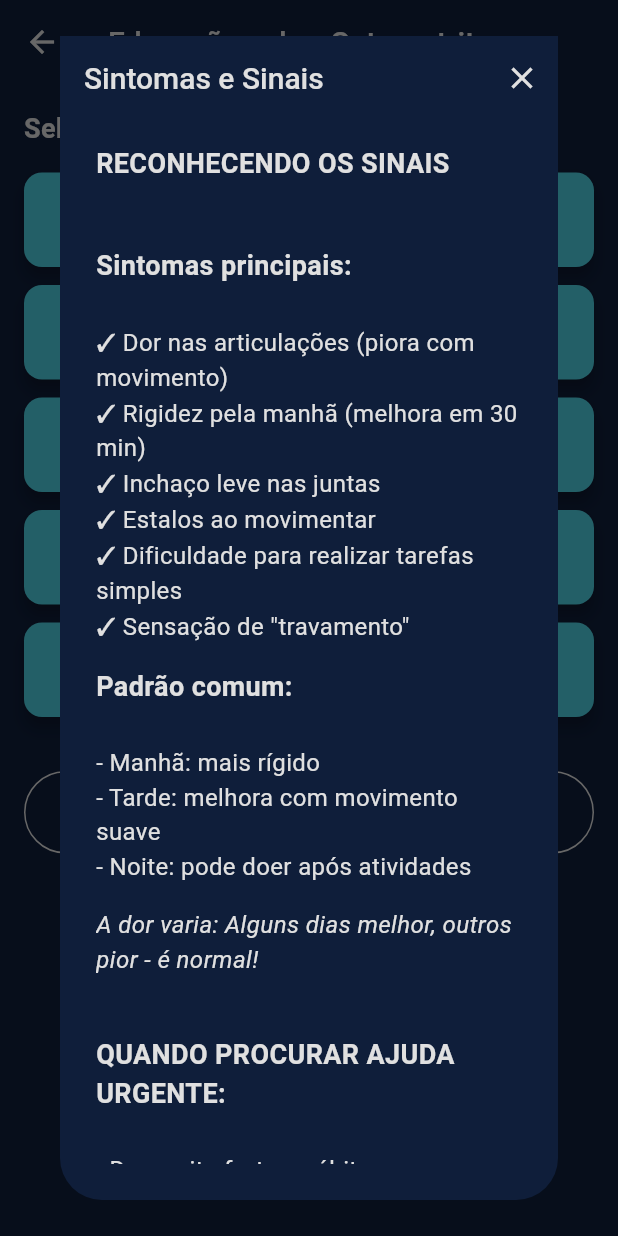
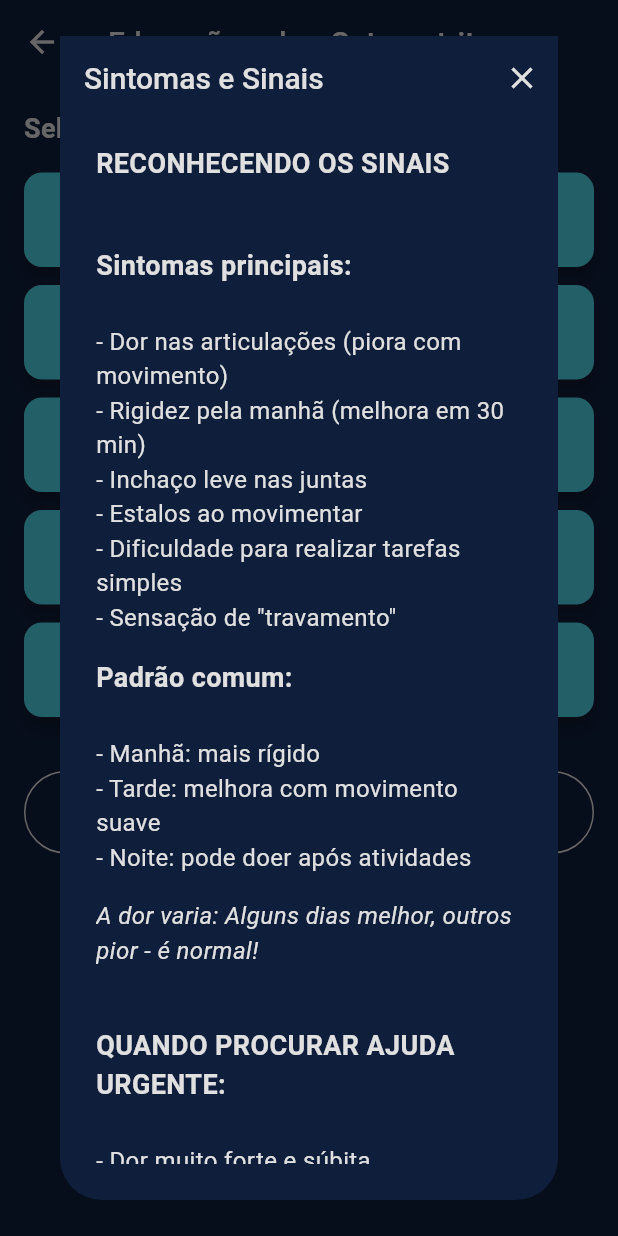
Before and after one commit to csiznandes/pdm_osteoartrite, a Flutter app: the EducationScreen screen opened by its route, after a tap on "Sintomas e Sinais", on a phone screen of 412 x 824 dp. Run offline on Flutter 3.47's test engine with Material 3 defaults, Android fonts, the light colour scheme and no system bars; our stand-ins replace fl_chart, flutter_tts, youtube_player_iframe.

Commit message:
refactor: Atualizações importantes feitas, principalmente na leitura por voz.

```diff
--- a/lib/main.dart
+++ b/lib/main.dart
@@ -35,7 +35,7 @@ class CuidaDorApp extends StatelessWidget {
         final Color normalCard = Color(0xFF1B2E50);
 
         final Color highContrastBackground = Color(0xFF121212);
-        final Color highContrastText = Color(0xFFFFD93D);
+        final Color highContrastText = Color.fromARGB(255, 255, 255, 255);
         final Color highContrastAccent = Color(0xFF00C2FF);
 
         final Color primaryTextColor = contrast ? highContrastText : normalText;
--- a/lib/screens/education_screen.dart
+++ b/lib/screens/education_screen.dart
@@ -28,12 +28,12 @@ O que acontece? A osteoartrite (ou artrose) é o desgaste natural da cartilagem
 **RECONHECENDO OS SINAIS**
 
 **Sintomas principais:**
-✓ Dor nas articulações (piora com movimento)
-✓ Rigidez pela manhã (melhora em 30 min)
-✓ Inchaço leve nas juntas
-✓ Estalos ao movimentar
-✓ Dificuldade para realizar tarefas simples
-✓ Sensação de "travamento"
+- Dor nas articulações (piora com movimento)
+- Rigidez pela manhã (melhora em 30 min)
+- Inchaço leve nas juntas
+- Estalos ao movimentar
+- Dificuldade para realizar tarefas simples
+- Sensação de "travamento"
 
 **Padrão comum:**
 - Manhã: mais rígido
@@ -59,11 +59,11 @@ O que acontece? A osteoartrite (ou artrose) é o desgaste natural da cartilagem
 - Postura inadequada
 
 **FATORES QUE VOCÊ PODE CONTROLAR:**
-Peso corporal
-Atividade física regular
-Postura no dia a dia
-Proteção das articulações
-Alimentação saudável
+- Peso corporal
+- Atividade física regular
+- Posição no dia a dia
+- Proteção das articulações
+- Alimentação saudável
 ''',
     'Tratamento e Autocuidados': '''
 **OPÇÕES DE TRATAMENTO**
@@ -73,9 +73,9 @@ A) **MEDICAMENTOS:**
 - Analgésicos
 - Anti-inflamatórios (com orientação médica)
 - Pomadas e géis
-- Suplementos.
+- Suplementos
 
-B) **PRÁTICAS INTEGRATIVAS (PICs):** ✨ *Este app foca nestas práticas!*
+B) **PRÁTICAS INTEGRATIVAS (PICs):**
 - Exercícios adaptados
 - Termoterapia
 - Acupuntura/Acupressão
@@ -105,21 +105,21 @@ E) **TRATAMENTOS AVANÇADOS:**
 **COMENDO PARA ALIVIAR**
 
 **Alimentos AMIGOS (anti-inflamatórios):**
-🐟 Peixes (salmão, sardinha) - ômega 3
-🫒 Azeite de oliva extra virgem
-🥬 Vegetais verde-escuros
-🍓 Frutas vermelhas
-🧄 Alho e cebola
-🫚 Gengibre e cúrcuma
-🌰 Castanhas e nozes
-🍊 Frutas cítricas (vitamina C)
+- Peixes (salmão, sardinha) - ômega 3
+- Azeite de oliva extra virgem
+- Vegetais verde-escuros
+- Frutas vermelhas
+- Alho e cebola
+- Gengibre e cúrcuma
+- Castanhas e nozes
+- Frutas cítricas (vitamina C)
 
 **Alimentos a EVITAR ou REDUZIR:**
-❌ Açúcar em excesso
-❌ Frituras
-❌ Carnes processadas
-❌ Bebidas alcoólicas em excesso
-❌ Sal em excesso
+- Açúcar em excesso
+- Frituras
+- Carnes processadas
+- Bebidas alcoólicas em excesso
+- Sal em excesso
 
 **HIDRATAÇÃO:** Beba 6-8 copos de água por dia. *A cartilagem precisa de água!*
 
@@ -137,104 +137,145 @@ E) **TRATAMENTOS AVANÇADOS:**
 **Na cozinha:**
 - Use utensílios com cabos grossos
 - Abridores automáticos
-- Banqueta.
+- Banqueta
 
 **No banheiro:**
 - Barras de apoio
 - Tapete antiderrapante
-- Banco para sentar no banho.
+- Banco para sentar no banho
 
 **Calçados:**
 - Prefira solado antiderrapante
 - Salto baixo (2-3 cm)
-- Amortecimento.
+- Amortecimento
 
 **Movimentação:**
 - Use bengala se necessário
 - Levante-se devagar
-- Evite ficar muito tempo na mesma posição.
+- Evite ficar muito tempo na mesma posição
 
 **Proteção articular:**
 - Carregue peso perto do corpo
-- Use as duas mãos para tarefas pesadas.
+- Use as duas mãos para tarefas pesadas
 
 **CUIDANDO DA MENTE**
 É normal sentir: Frustração, Medo, Tristeza, Ansiedade. **VOCÊ NÃO ESTÁ SOZINHO!**
 
 **Estratégias de enfrentamento:**
-- Foque no que VOCÊ PODE fazer
+- Foque no que você pode fazer
 - Celebre pequenas vitórias
 - Mantenha hobbies
-- Peça ajuda.
+- Peça ajuda
 
 **Busque ajuda se sentir:**
 - Tristeza constante
 - Perda de interesse
-- Isolamento social.
+- Isolamento social
 *Psicólogo pode ajudar muito!*
 
 **QUALIDADE DE VIDA**
 
 **Princípios:**
-- MOVIMENTO é remédio
-- EQUILÍBRIO
-- ATITUDE positiva
-- APOIO social
-- APRENDIZADO.
+- Movimento é remédio
+- Equilíbrio
+- Atitude positiva
+- Apoio social
+- Aprendizado
 
 Lembre-se: *"Osteoartrite é parte de você, mas NÃO define quem você é!"*
 ''',
   };
 
-  // Função auxiliar para criar a lista de TextSpan a partir do conteúdo em string
   List<TextSpan> _buildTextSpans(String content, BuildContext context) {
     final List<TextSpan> spans = [];
     final lines = content.split('\n');
 
-    final baseStyle = Theme.of(context).textTheme.bodyMedium?.copyWith(fontSize: 16);
-    final boldStyle = baseStyle?.copyWith(fontWeight: FontWeight.bold, fontSize: 18);
-    final italicStyle = baseStyle?.copyWith(fontStyle: FontStyle.italic);
+    final base = Theme.of(context).textTheme.bodyMedium?.copyWith(fontSize: 16);
+    final bold = base?.copyWith(fontWeight: FontWeight.bold, fontSize: 18);
+    final italic = base?.copyWith(fontStyle: FontStyle.italic);
 
     for (final line in lines) {
-      if (line.startsWith('**') && line.endsWith('**')) {
-        spans.add(TextSpan(text: '${line.substring(2, line.length - 2)}\n\n', style: boldStyle));
-      } else if (line.startsWith('*') && line.endsWith('*')) {
-        spans.add(TextSpan(text: '${line.substring(1, line.length - 1)}\n\n', style: italicStyle));
-      } else if (line.startsWith('-') || line.startsWith('✓') || line.startsWith('✅') || line.startsWith('❌') || line.startsWith('🐟') || line.startsWith('🫒') || line.startsWith('🥬') || line.startsWith('🍓') || line.startsWith('🧄') || line.startsWith('🫚') || line.startsWith('🌰') || line.startsWith('🍊')) {
-        final marker = line.substring(0, 1);
-        final text = line.substring(1).trim();
-        spans.add(TextSpan(text: '$marker $text\n', style: baseStyle));
-      } else if (line.trim().isEmpty) {
+      final trimmed = line.trim();
+
+      if (trimmed.isEmpty) {
         spans.add(const TextSpan(text: '\n'));
-      } else {
-        spans.add(TextSpan(text: '$line\n', style: baseStyle));
+        continue;
       }
+
+      if (trimmed.startsWith('**') && trimmed.endsWith('**')) {
+        spans.add(TextSpan(
+          text: trimmed.substring(2, trimmed.length - 2) + '\n\n',
+          style: bold,
+        ));
+        continue;
+      }
+
+      if (trimmed.startsWith('*') && trimmed.endsWith('*')) {
+        spans.add(TextSpan(
+          text: trimmed.substring(1, trimmed.length - 1) + '\n\n',
+          style: italic,
+        ));
+        continue;
+      }
+
+      final bool isListItem = trimmed.startsWith('-');
+
+      if (isListItem) {
+        final text = trimmed.substring(1).trim();
+        spans.add(TextSpan(text: '- $text\n', style: base));
+        continue;
+      }
+
+      spans.add(TextSpan(text: trimmed + '\n', style: base));
     }
+
     return spans;
   }
 
   void _showEducationDialog(BuildContext context, String title, String content) {
+    final access = Provider.of<AccessibilityService>(context, listen: false);
+    access.stopSpeaking();
+
     showContentDialog(
       context: context,
       title: title,
-      initialNarration: "Abrindo conteúdo: $title. ${content.replaceAll('\n', ' ').replaceAll('**', '').replaceAll('*', '')}",
+      initialNarration:
+          "Abrindo conteúdo: $title. ${content.replaceAll('\n', ' ').replaceAll('**','').replaceAll('*','')}",
       content: RichText(
-        text: TextSpan(
-          children: _buildTextSpans(content, context),
-        ),
+        text: TextSpan(children: _buildTextSpans(content, context)),
       ),
     );
   }
 
   Widget _buildEducationButton(BuildContext context, String title) {
     return Padding(
-      padding: const EdgeInsets.only(bottom: 12.0),
+      padding: const EdgeInsets.only(bottom: 12),
       child: ElevatedButton.icon(
-        icon: Icon(Icons.menu_book, color: Theme.of(context).elevatedButtonTheme.style?.foregroundColor?.resolve({})),
-        label: Text(title, style: TextStyle(color: Theme.of(context).elevatedButtonTheme.style?.foregroundColor?.resolve({}), fontSize: 16)),
-        onPressed: () => _showEducationDialog(context, title, _educationContent[title] ?? 'Conteúdo não encontrado.'),
+        icon: Icon(Icons.menu_book,
+            color: Theme.of(context)
+                .elevatedButtonTheme
+                .style
+                ?.foregroundColor
+                ?.resolve({})),
+        label: Text(
+          title,
+          style: TextStyle(
+            color: Theme.of(context)
+                .elevatedButtonTheme
+                .style
+                ?.foregroundColor
+                ?.resolve({}),
+            fontSize: 16,
+          ),
+        ),
+        onPressed: () =>
+            _showEducationDialog(context, title, _educationContent[title] ?? ''),
         style: ElevatedButton.styleFrom(
-          backgroundColor: Theme.of(context).elevatedButtonTheme.style?.backgroundColor?.resolve({}),
+          backgroundColor: Theme.of(context)
+              .elevatedButtonTheme
+              .style
+              ?.backgroundColor
+              ?.resolve({}),
           padding: const EdgeInsets.symmetric(vertical: 20, horizontal: 16),
         ),
       ),
@@ -244,16 +285,20 @@ Lembre-se: *"Osteoartrite é parte de você, mas NÃO define quem você é!"*
   @override
   Widget build(BuildContext context) {
     final access = Provider.of<AccessibilityService>(context, listen: false);
-    Future.microtask(() => access.speak("Tela de educação. Selecione um tema para aprender mais."));
+    Future.microtask(() =>
+        access.speak("Tela de educação. Selecione um tema para aprender mais."));
 
     return Scaffold(
-      appBar: AppBar(title: Text('Educação sobre Osteoartrite')),
+      appBar: AppBar(title: const Text('Educação sobre Osteoartrite')),
       body: SingleChildScrollView(
-        padding: const EdgeInsets.all(16.0),
+        padding: const EdgeInsets.all(16),
         child: Column(
           crossAxisAlignment: CrossAxisAlignment.stretch,
-          children: <Widget>[
-            Text('Selecione um tópico para aprender mais:', style: Theme.of(context).textTheme.titleMedium),
+          children: [
+            Text(
+              'Selecione um tópico para aprender mais:',
+              style: Theme.of(context).textTheme.titleMedium,
+            ),
             const SizedBox(height: 16),
             _buildEducationButton(context, 'O que é Osteoartrite'),
             _buildEducationButton(context, 'Sintomas e Sinais'),
@@ -263,14 +308,23 @@ Lembre-se: *"Osteoartrite é parte de você, mas NÃO define quem você é!"*
             const SizedBox(height: 24),
             OutlinedButton(
               onPressed: () {
-                 Provider.of<AccessibilityService>(context, listen: false).stopSpeaking();
-                 Navigator.pop(context);
+                Provider.of<AccessibilityService>(context, listen: false)
+                    .stopSpeaking();
+                Navigator.pop(context);
               },
               style: OutlinedButton.styleFrom(
-                side: BorderSide(color: Theme.of(context).textTheme.bodyLarge?.color ?? Colors.white),
+                side: BorderSide(
+                  color: Theme.of(context).textTheme.bodyLarge?.color ??
+                      Colors.white,
+                ),
                 padding: const EdgeInsets.symmetric(vertical: 16),
               ),
-              child: Text('Voltar', style: TextStyle(color: Theme.of(context).textTheme.bodyLarge?.color)),
+              child: Text(
+                'Voltar',
+                style: TextStyle(
+                  color: Theme.of(context).textTheme.bodyLarge?.color,
+                ),
+              ),
             ),
           ],
         ),
--- a/lib/services/accessibility_service.dart
+++ b/lib/services/accessibility_service.dart
@@ -1,6 +1,5 @@
 import 'package:flutter/material.dart';
 import 'package:flutter_tts/flutter_tts.dart';
-import 'package:provider/provider.dart';
 import '../services/api_service.dart';
 import '../utils/user_session.dart';
 
@@ -53,6 +52,7 @@ class AccessibilityService with ChangeNotifier {
 
   Future<void> speak(String text) async {
     if (_voiceReadPref) {
+      await flutterTts.stop();
       await flutterTts.speak(text);
     }
   }
--- a/lib/widgets/custom_dialog.dart
+++ b/lib/widgets/custom_dialog.dart
@@ -9,6 +9,8 @@ void showContentDialog({
   String? initialNarration,
 }) {
   final access = Provider.of<AccessibilityService>(context, listen: false);
+
+  access.stopSpeaking();
 
   if (initialNarration != null) {
     access.speak(initialNarration);
```
Also changed, not shown: assets/CuidaDor2.png.
